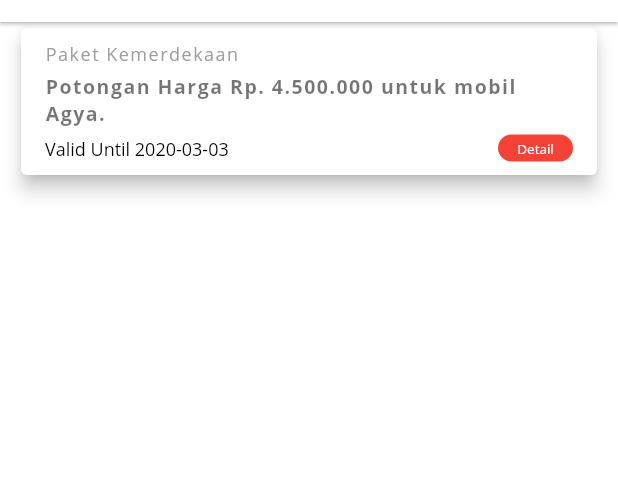
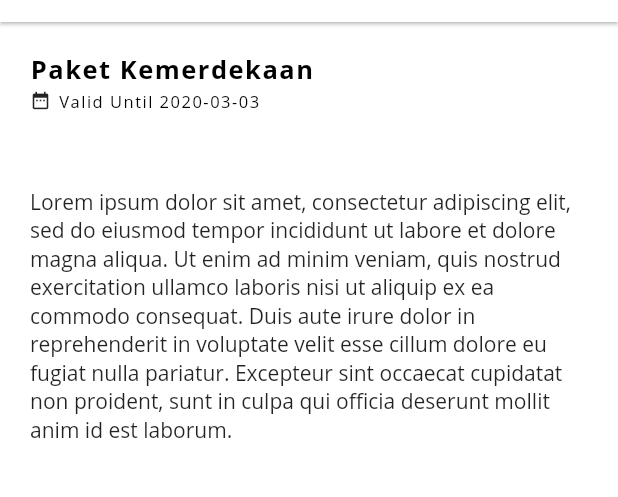
Before and after one commit to primajatnika271995/Hasjrat-Asistant, a Flutter app: the PromotionListScreen screen opened directly, after a tap on "Paket Kemerdekaan", on a phone screen of 412 x 824 dp, the part 62-559 px from its top. Run offline on Flutter 3.47's test engine with Material 2 defaults, Android fonts, the phone set to English and light mode, and no system bars; our stand-ins replace bloc, carousel_slider, dio, dotted_border, equatable, flutter_bloc and 15 more; missing offline and left inert: android_alarm_manager, firebase_ml_vision, select_dialog, simple_logger; accounts and stored records are empty.

Commit message:
Details Promotion

```diff
--- /dev/null
+++ b/lib/src/views/promotion_page/details_promotion.dart
@@ -0,0 +1,68 @@
+import 'package:flutter/material.dart';
+
+class PromotionDetailsView extends StatefulWidget {
+  @override
+  _PromotionDetailsViewState createState() => _PromotionDetailsViewState();
+}
+
+class _PromotionDetailsViewState extends State<PromotionDetailsView> {
+  @override
+  Widget build(BuildContext context) {
+    return Scaffold(
+      backgroundColor: Colors.white,
+      appBar: AppBar(
+        backgroundColor: Colors.white,
+        elevation: 1,
+        titleSpacing: 0,
+        title: Text(
+          "Promotion",
+          style: TextStyle(
+            color: Colors.black,
+            letterSpacing: 0.5,
+          ),
+        ),
+        iconTheme: IconThemeData(color: Colors.black),
+      ),
+      body: Column(
+        crossAxisAlignment: CrossAxisAlignment.start,
+        children: <Widget>[
+          Padding(
+            padding: const EdgeInsets.only(top: 20, left: 20),
+            child: Text(
+              "Paket Kemerdekaan",
+              style: TextStyle(
+                letterSpacing: 1.0,
+                fontSize: 17,
+                color: Colors.black,
+                fontWeight: FontWeight.w700,
+              ),
+            ),
+          ),
+          Row(
+            children: <Widget>[
+              Padding(
+                padding: const EdgeInsets.only(left: 20, top: 2),
+                child: Icon(Icons.date_range, size: 14),
+              ),
+              Padding(
+                padding: const EdgeInsets.only(top: 2, left: 5),
+                child: Text(
+                  "Valid Until 2020-03-03",
+                  style: TextStyle(
+                    letterSpacing: 1.0,
+                    fontSize: 11,
+                    color: Colors.black,
+                  ),
+                ),
+              ),
+            ],
+          ),
+          Padding(
+            padding: EdgeInsets.only(top: 50, left: 20, right: 20),
+            child: Text("Lorem ipsum dolor sit amet, consectetur adipiscing elit, sed do eiusmod tempor incididunt ut labore et dolore magna aliqua. Ut enim ad minim veniam, quis nostrud exercitation ullamco laboris nisi ut aliquip ex ea commodo consequat. Duis aute irure dolor in reprehenderit in voluptate velit esse cillum dolore eu fugiat nulla pariatur. Excepteur sint occaecat cupidatat non proident, sunt in culpa qui officia deserunt mollit anim id est laborum."),
+          ),
+        ],
+      ),
+    );
+  }
+}
--- a/lib/src/views/promotion_page/list_promotion.dart
+++ b/lib/src/views/promotion_page/list_promotion.dart
@@ -1,4 +1,5 @@
 import 'package:flutter/material.dart';
+import 'package:salles_tools/src/views/promotion_page/details_promotion.dart';
 
 class PromotionListScreen extends StatefulWidget {
   @override
@@ -6,6 +7,22 @@ class PromotionListScreen extends StatefulWidget {
 }
 
 class _PromotionListScreenState extends State<PromotionListScreen> {
+
+  void _onDetailsPromotion() {
+    Navigator.of(context).push(
+      PageRouteBuilder(
+        pageBuilder: (_, __, ___) => PromotionDetailsView(),
+        transitionDuration: Duration(milliseconds: 150),
+        transitionsBuilder: (_, Animation<double> animation, __, Widget child) {
+          return Opacity(
+            opacity: animation.value,
+            child: child,
+          );
+        },
+      ),
+    );
+  }
+
   @override
   Widget build(BuildContext context) {
     return Scaffold(
@@ -31,7 +48,9 @@ class _PromotionListScreenState extends State<PromotionListScreen> {
               child: Card(
                 elevation: 5,
                 child: ListTile(
-                  onTap: () {},
+                  onTap: () {
+                    _onDetailsPromotion();
+                  },
                   title: Padding(
                     padding: const EdgeInsets.only(top: 5, bottom: 5),
                     child: Text(
```
